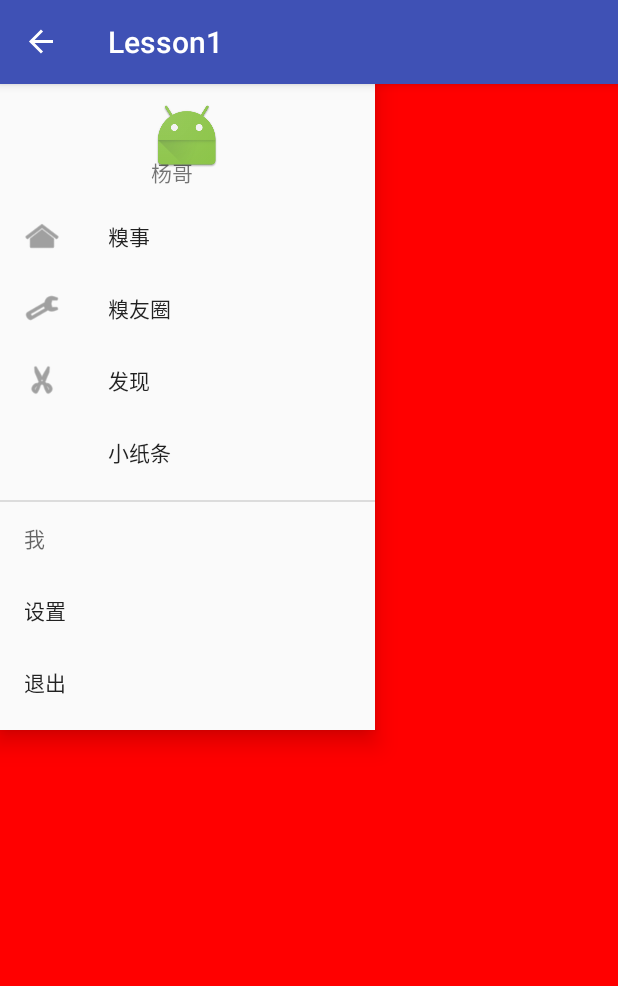
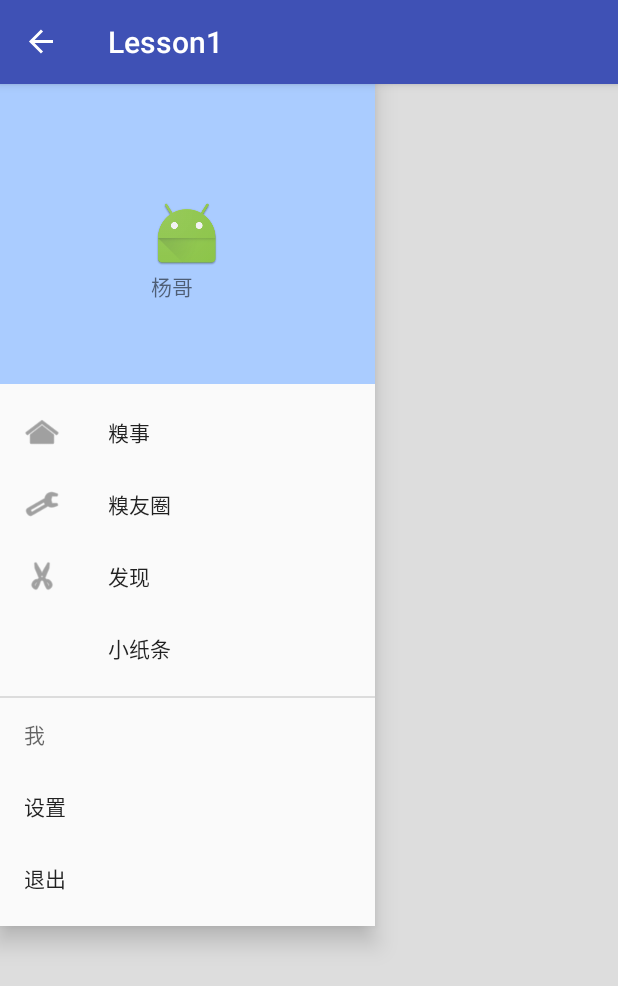
Before and after one commit to firengY/Lesson1, an Android app: the screen it shows after launch (MainActivity), with the side drawer open, on a phone screen of 412 x 824 dp. Shown: the top 986 px of the screen. Run offline under Robolectric (Android 15) with nearby library versions, the phone set to English and light mode, and no system bars.

Commit message:
My First Commit

```diff
--- a/app/build.gradle
+++ b/app/build.gradle
@@ -24,4 +24,5 @@ dependencies {
     testCompile 'junit:junit:4.12'
     compile 'com.android.support:appcompat-v7:23.1.1'
     compile 'com.android.support:design:23.1.1'
+    compile 'com.android.support:support-v4:23.1.1'
 }
--- a/app/src/main/res/layout/activity_main.xml
+++ b/app/src/main/res/layout/activity_main.xml
@@ -1,10 +1,10 @@
 <?xml version="1.0" encoding="utf-8"?>
 <android.support.v4.widget.DrawerLayout xmlns:android="http://schemas.android.com/apk/res/android"
     xmlns:tools="http://schemas.android.com/tools"
+    xmlns:app="http://schemas.android.com/apk/res-auto"
+    android:id="@+id/drawer"
     android:layout_width="match_parent"
     android:layout_height="match_parent"
-    android:id="@+id/drawer"
-    xmlns:app="http://schemas.android.com/apk/res-auto"
     tools:context="com.firengy.lesson1.MainActivity">
 
     <android.support.design.widget.NavigationView
@@ -12,21 +12,32 @@
         android:layout_width="250dp"
         android:layout_height="wrap_content"
         android:layout_gravity="start|left"
-        app:menu="@menu/menu_first_project"
-        app:headerLayout="@layout/header_first_project"/>
+        app:headerLayout="@layout/header_first_project"
+        app:menu="@menu/menu_first_project" />
 
-    <FrameLayout
+    <LinearLayout
         android:layout_width="match_parent"
         android:layout_height="match_parent"
-        android:background="#f00"
-        android:elevation="5dp">
+        android:background="#ddd"
+        android:elevation="5dp"
+        android:orientation="vertical">
 
-        <TableLayout
-            android:id="@+id/table_content"
+        <android.support.design.widget.TabLayout
             android:layout_width="match_parent"
-            android:layout_height="wrap_content">
+            android:layout_height="wrap_content"
+            app:tabTextColor="#000"
+            app:tabSelectedTextColor="#f00"
+            app:tabBackground="@color/colorPrimaryDark"
+            app:tabMode="scrollable"
+            app:tabIndicatorColor="#0f0"
+            app:tabIndicatorHeight="2dp"
+            android:id="@+id/table_content"/>
 
-        </TableLayout>
-    </FrameLayout>
+        <android.support.v4.view.ViewPager
+            android:id="@+id/pager"
+            android:layout_width="match_parent"
+            android:layout_height="0dp"
+            android:layout_weight="1"/>
+    </LinearLayout>
 
 </android.support.v4.widget.DrawerLayout>
--- a/app/src/main/res/layout/header_first_project.xml
+++ b/app/src/main/res/layout/header_first_project.xml
@@ -1,7 +1,8 @@
 <?xml version="1.0" encoding="utf-8"?>
 <RelativeLayout xmlns:android="http://schemas.android.com/apk/res/android"
     android:orientation="vertical" android:layout_width="match_parent"
-    android:layout_height="match_parent">
+    android:layout_height="200dp"
+    android:background="#acf">
 
     <ImageView
         android:id="@+id/image_header"
--- a/app/src/main/res/values/strings.xml
+++ b/app/src/main/res/values/strings.xml
@@ -1,3 +1,6 @@
 <resources>
     <string name="app_name">Lesson1</string>
+
+    <!-- TODO: Remove or change this placeholder text -->
+    <string name="hello_blank_fragment">Hello blank fragment</string>
 </resources>
```
Also changed, not shown: app/src/main/java/com/firengy/lesson1/MainActivity.java (+28 -2 lines), app/src/main/java/com/firengy/lesson1/adapter/QiushiAdapter.java (added, +26 -0 lines), app/src/main/java/com/firengy/lesson1/fragments/BlankFragment.java (added, +67 -0 lines), app/src/main/res/layout/fragment_blank.xml (added, +13 -0 lines).
